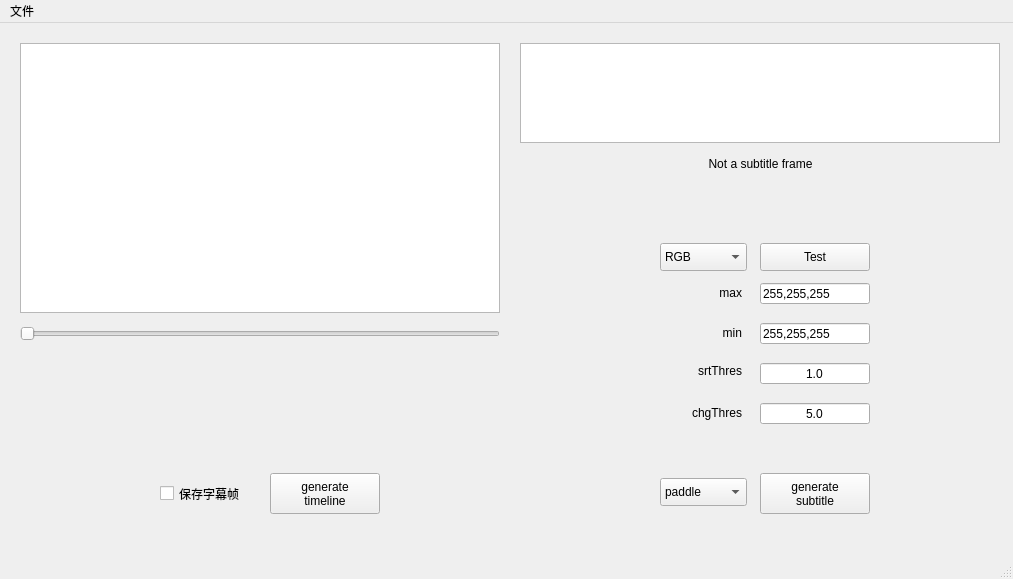
Above: gui.ui from Indigo6/video-ocr before the change. Below: the same form after it.
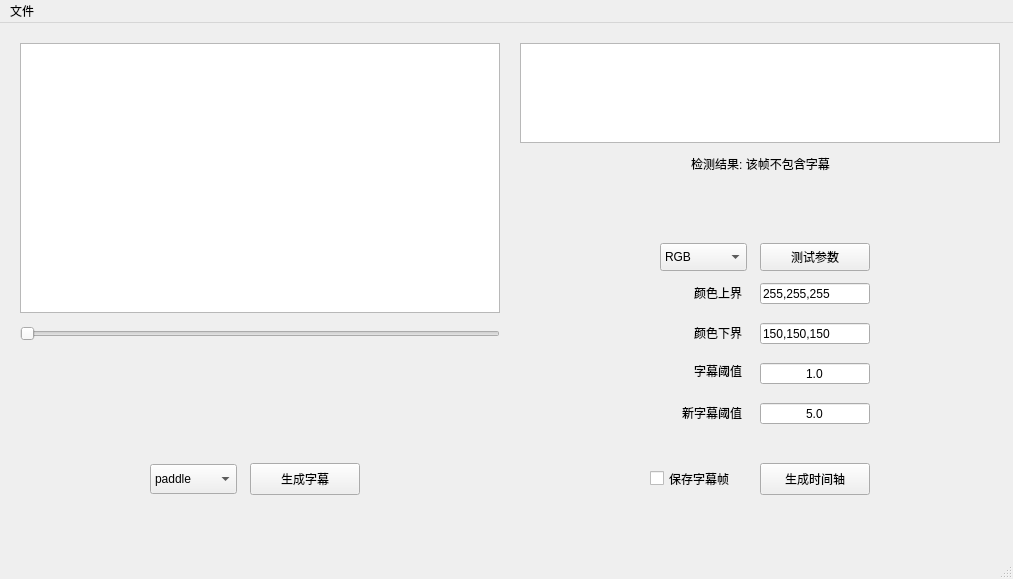
That is the form after the change.

Commit message: [v2.0]add timeline generation

Diff of the .ui file:
```diff
--- a/gui.ui
+++ b/gui.ui
@@ -22,10 +22,10 @@
    <widget class="QPushButton" name="genTime">
     <property name="geometry">
      <rect>
-      <x>270</x>
-      <y>450</y>
+      <x>760</x>
+      <y>440</y>
       <width>110</width>
-      <height>41</height>
+      <height>32</height>
      </rect>
     </property>
     <property name="font">
@@ -34,29 +34,27 @@
      </font>
     </property>
     <property name="text">
-     <string>generate
-timeline</string>
+     <string>生成时间轴</string>
     </property>
    </widget>
    <widget class="QPushButton" name="genSub">
     <property name="geometry">
      <rect>
-      <x>760</x>
-      <y>450</y>
+      <x>250</x>
+      <y>440</y>
       <width>110</width>
-      <height>41</height>
+      <height>32</height>
      </rect>
     </property>
     <property name="text">
-     <string>generate
-subtitle</string>
+     <string>生成字幕</string>
     </property>
    </widget>
    <widget class="QCheckBox" name="saveFrames">
     <property name="geometry">
      <rect>
-      <x>160</x>
-      <y>450</y>
+      <x>650</x>
+      <y>435</y>
       <width>101</width>
       <height>41</height>
      </rect>
@@ -68,10 +66,10 @@
    <widget class="QComboBox" name="ocrMethod">
     <property name="geometry">
      <rect>
-      <x>660</x>
-      <y>455</y>
+      <x>150</x>
+      <y>441</y>
       <width>87</width>
-      <height>28</height>
+      <height>30</height>
      </rect>
     </property>
     <item>
@@ -100,7 +98,7 @@
      </rect>
     </property>
     <property name="text">
-     <string>255,255,255</string>
+     <string>150,150,150</string>
     </property>
    </widget>
    <widget class="QComboBox" name="segMethod">
@@ -136,7 +134,7 @@
      </rect>
     </property>
     <property name="text">
-     <string>Not a subtitle frame</string>
+     <string>检测结果: 该帧不包含字幕</string>
     </property>
     <property name="alignment">
      <set>Qt::AlignCenter</set>
@@ -152,7 +150,7 @@
      </rect>
     </property>
     <property name="text">
-     <string>srtThres</string>
+     <string>字幕阈值</string>
     </property>
     <property name="alignment">
      <set>Qt::AlignRight|Qt::AlignTrailing|Qt::AlignVCenter</set>
@@ -161,14 +159,14 @@
    <widget class="QLabel" name="chgLabel">
     <property name="geometry">
      <rect>
-      <x>670</x>
+      <x>661</x>
       <y>380</y>
-      <width>72</width>
+      <width>81</width>
       <height>20</height>
      </rect>
     </property>
     <property name="text">
-     <string>chgThres</string>
+     <string>新字幕阈值</string>
     </property>
     <property name="alignment">
      <set>Qt::AlignRight|Qt::AlignTrailing|Qt::AlignVCenter</set>
@@ -242,7 +240,7 @@
      </rect>
     </property>
     <property name="text">
-     <string>Test</string>
+     <string>测试参数</string>
     </property>
    </widget>
    <widget class="QLabel" name="maxLabel">
@@ -255,7 +253,7 @@
      </rect>
     </property>
     <property name="text">
-     <string>max</string>
+     <string>颜色上界</string>
     </property>
     <property name="alignment">
      <set>Qt::AlignRight|Qt::AlignTrailing|Qt::AlignVCenter</set>
@@ -264,14 +262,14 @@
    <widget class="QLabel" name="minLabel">
     <property name="geometry">
      <rect>
-      <x>670</x>
+      <x>661</x>
       <y>300</y>
-      <width>72</width>
+      <width>81</width>
       <height>20</height>
      </rect>
     </property>
     <property name="text">
-     <string>min</string>
+     <string>颜色下界</string>
     </property>
     <property name="alignment">
      <set>Qt::AlignRight|Qt::AlignTrailing|Qt::AlignVCenter</set>
```
The commit also changes 5 other files.
